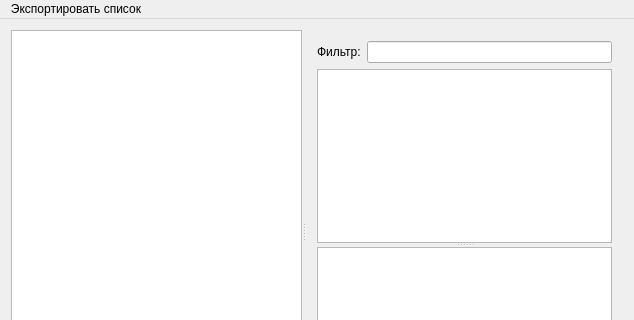
First picture: the form in qokved/qokvedmainwindow.ui, repository kostin1221/okved, before the edit; both pictures show x 0 to 634 and y 0 to 320 of the 634 by 464 pixel window.
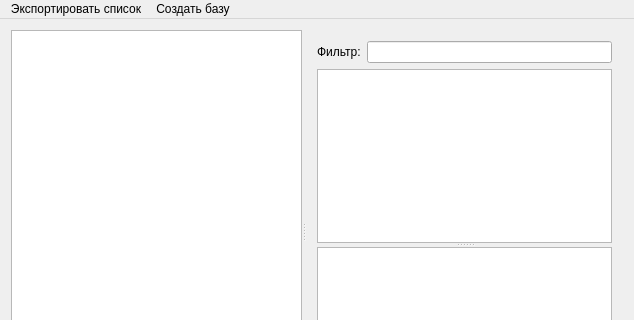
Second picture: the form after the edit.

```diff
--- a/qokved/qokvedmainwindow.ui
+++ b/qokved/qokvedmainwindow.ui
@@ -129,7 +129,14 @@
     <addaction name="action_copy_text"/>
     <addaction name="action_oocalc"/>
    </widget>
+   <widget class="QMenu" name="menu_2">
+    <property name="title">
+     <string>Создать базу</string>
+    </property>
+    <addaction name="action_create_db_from_txt"/>
+   </widget>
    <addaction name="menu"/>
+   <addaction name="menu_2"/>
   </widget>
   <widget class="QStatusBar" name="statusBar"/>
   <action name="action_table">
```
Left out of the diff: 25 changed lines with no effect on the pictures.
